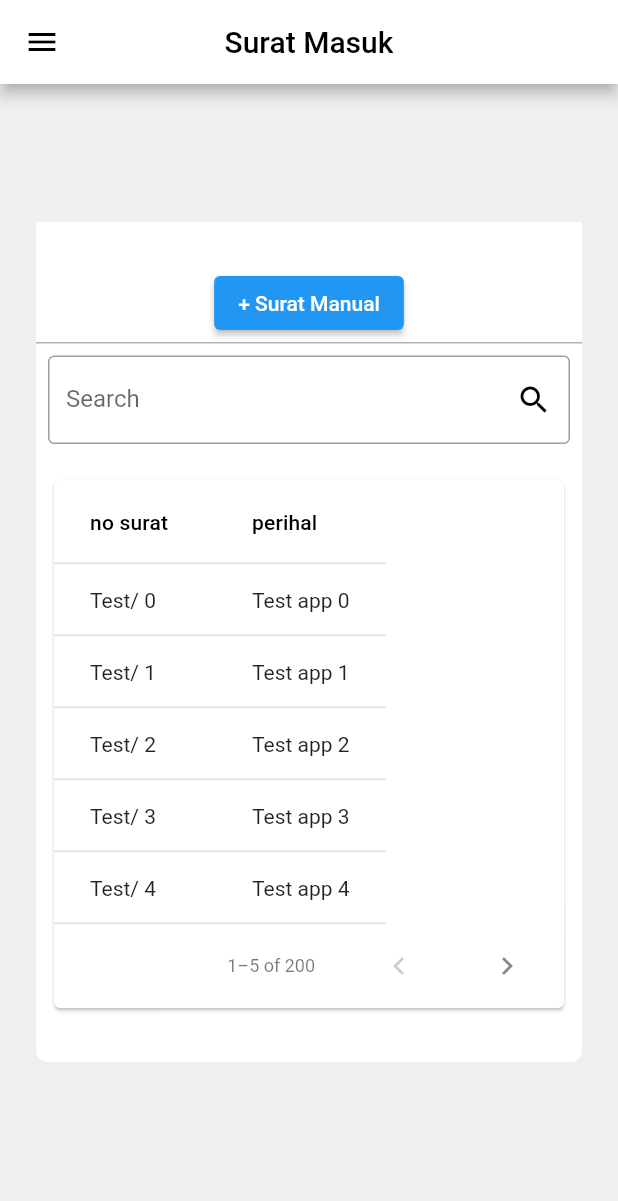
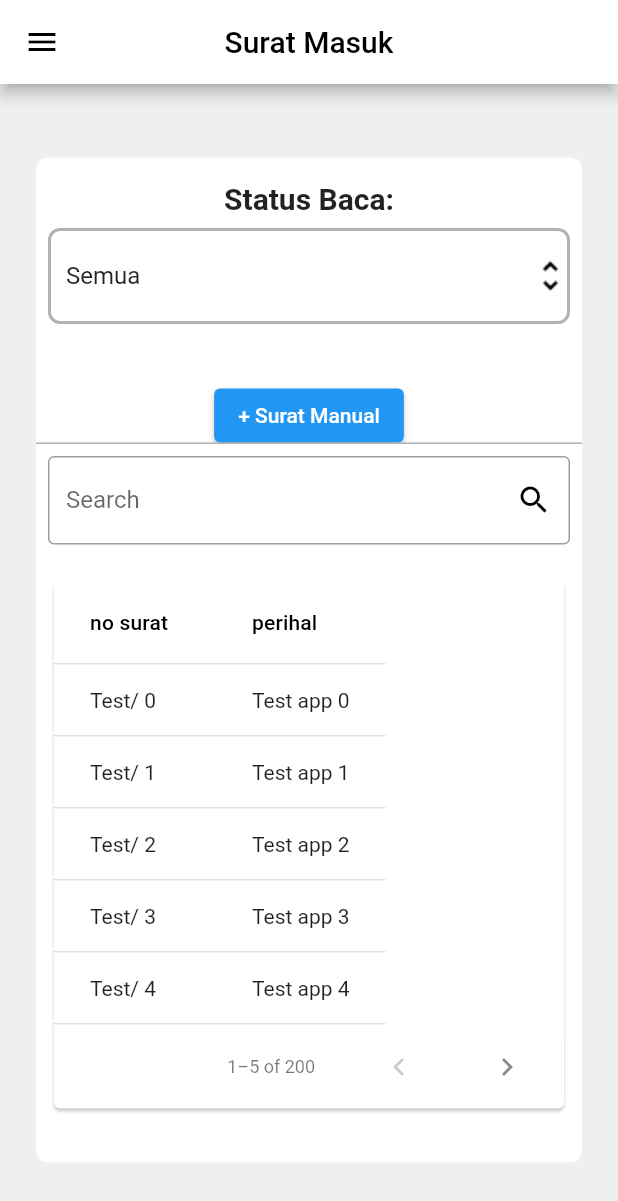
Before and after one commit to hharison8/e_surat, a Flutter app: the suratMasuk screen opened by its route, on a phone screen of 412 x 824 dp. Shown: the top 1201 px of the screen. Run offline on Flutter 3.47's test engine with Material 2 defaults, Android fonts, the light colour scheme and no system bars; missing offline and left inert: syncfusion_flutter_pdfviewer.

Commit message:
status baca di surat masuk

```diff
--- a/lib/surat_manual.dart
+++ b/lib/surat_manual.dart
@@ -3,6 +3,13 @@ import 'package:flutter/material.dart';
 class suratManual extends StatefulWidget {
   @override
   _MyHomePageState createState() => _MyHomePageState();
+}
+
+class kategori {
+  int? id;
+  String? name;
+
+  kategori({this.id, this.name});
 }
 
 class _MyHomePageState extends State<suratManual> {
@@ -455,10 +462,3 @@ class _MyHomePageState extends State<suratManual> {
         ));
   }
 }
-
-class kategori {
-  int? id;
-  String? name;
-
-  kategori({this.id, this.name});
-}
--- a/lib/surat_masuk.dart
+++ b/lib/surat_masuk.dart
@@ -3,10 +3,9 @@ import 'package:flutter_application_1/data.dart';
 
 List<DropdownMenuItem<String>> get dropdownItems {
   List<DropdownMenuItem<String>> menuItems = [
-    const DropdownMenuItem(
-        child: Text("Terverifikasi"), value: "Terverifikasi"),
-    const DropdownMenuItem(
-        child: Text("Belum Terverifikasi"), value: "Belum Terverifikasi"),
+    const DropdownMenuItem(child: Text("Semua"), value: "Semua"),
+    const DropdownMenuItem(child: Text("Belum dibaca"), value: "Belum dibaca"),
+    const DropdownMenuItem(child: Text("Sudah dibaca"), value: "Sudah dibaca"),
   ];
   return menuItems;
 }
@@ -17,7 +16,7 @@ class suratMasuk extends StatefulWidget {
 }
 
 class _suratMasukState extends State<suratMasuk> {
-  String dropdownValue = 'Belum Terverifikasi';
+  String dropdownValue = 'Semua';
   final DataTableSource _data = mydata();
 
   @override
@@ -269,54 +268,54 @@ class _suratMasukState extends State<suratMasuk> {
           child: SingleChildScrollView(
               child: Column(
         children: [
-          // Container(
-          //   padding: const EdgeInsets.all(8),
-          //   margin:
-          //       const EdgeInsets.only(top: 24, left: 8, right: 8, bottom: 0),
-          //   width: 364,
-          //   height: 120,
-          //   decoration: const BoxDecoration(
-          //     color: Color.fromARGB(255, 255, 255, 255),
-          //     borderRadius: BorderRadius.only(
-          //         topLeft: Radius.circular(8), topRight: Radius.circular(8)),
-          //   ),
-          //   child: Align(
-          //     alignment: Alignment.center,
-          //     child: Column(
-          //       children: [
-          //         Container(
-          //           margin: const EdgeInsets.all(8),
-          //           child: const Text(
-          //             'Status Baca:',
-          //             style:
-          //                 TextStyle(fontWeight: FontWeight.bold, fontSize: 20),
-          //           ),
-          //         ),
-          //         DropdownButtonFormField(
-          //             decoration: InputDecoration(
-          //                 enabledBorder: OutlineInputBorder(
-          //                     borderSide: const BorderSide(
-          //                         color: Color.fromARGB(255, 179, 179, 179),
-          //                         width: 2),
-          //                     borderRadius: BorderRadius.circular(8))),
-          //             value: dropdownValue,
-          //             items: dropdownItems,
-          //             icon: Image.asset('assets/more.png'),
-          //             onChanged: (String? newvalue) {
-          //               setState(() {
-          //                 dropdownValue = newvalue!;
-          //               });
-          //             }),
-          //       ],
-          //     ),
-          //   ),
-          // ),
           Container(
-            padding: EdgeInsets.only(top: 10, left: 8, right: 8, bottom: 15),
+            padding: const EdgeInsets.all(8),
+            margin:
+                const EdgeInsets.only(top: 24, left: 8, right: 8, bottom: 0),
+            width: 364,
+            height: 120,
+            decoration: const BoxDecoration(
+              color: Color.fromARGB(255, 255, 255, 255),
+              borderRadius: BorderRadius.only(
+                  topLeft: Radius.circular(8), topRight: Radius.circular(8)),
+            ),
+            child: Align(
+              alignment: Alignment.center,
+              child: Column(
+                children: [
+                  Container(
+                    margin: const EdgeInsets.all(8),
+                    child: const Text(
+                      'Status Baca:',
+                      style:
+                          TextStyle(fontWeight: FontWeight.bold, fontSize: 20),
+                    ),
+                  ),
+                  DropdownButtonFormField(
+                      decoration: InputDecoration(
+                          enabledBorder: OutlineInputBorder(
+                              borderSide: const BorderSide(
+                                  color: Color.fromARGB(255, 179, 179, 179),
+                                  width: 2),
+                              borderRadius: BorderRadius.circular(8))),
+                      value: dropdownValue,
+                      items: dropdownItems,
+                      icon: Image.asset('assets/more.png'),
+                      onChanged: (String? newvalue) {
+                        setState(() {
+                          dropdownValue = newvalue!;
+                        });
+                      }),
+                ],
+              ),
+            ),
+          ),
+          Container(
+            padding: EdgeInsets.all(8),
             margin: EdgeInsets.only(top: 0, left: 8, right: 8, bottom: 0),
             color: Colors.white,
             width: 364,
-            height: 80,
+            height: 70,
             child:
                 Column(mainAxisAlignment: MainAxisAlignment.center, children: [
               SizedBox(height: 20.0),
```
